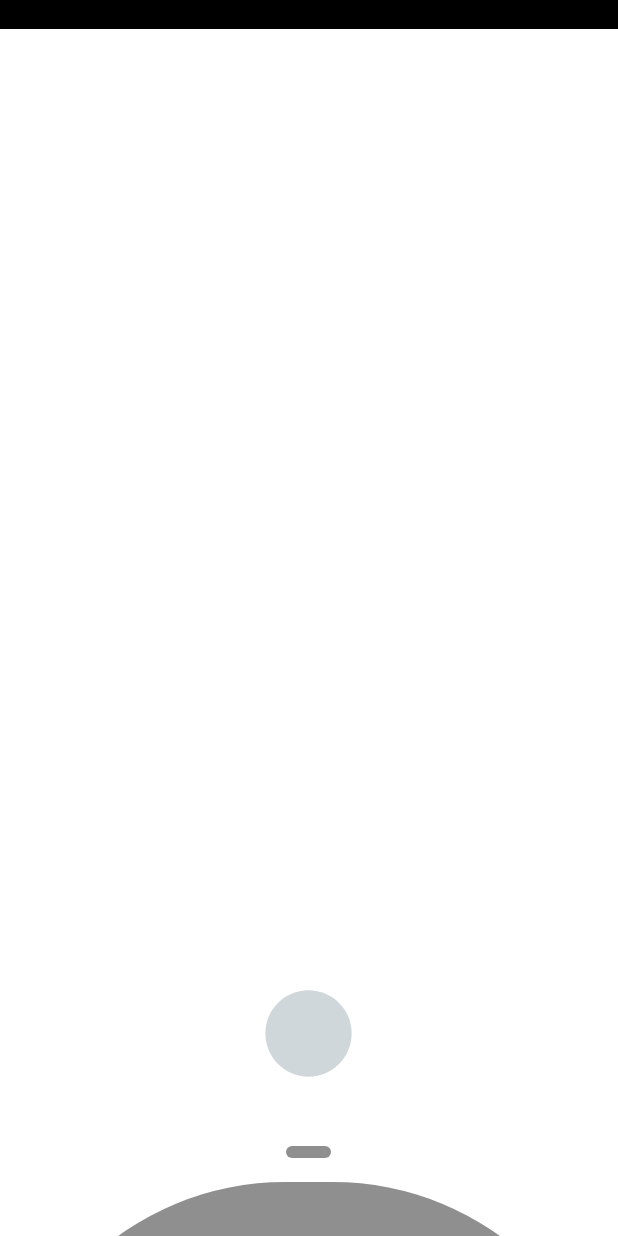
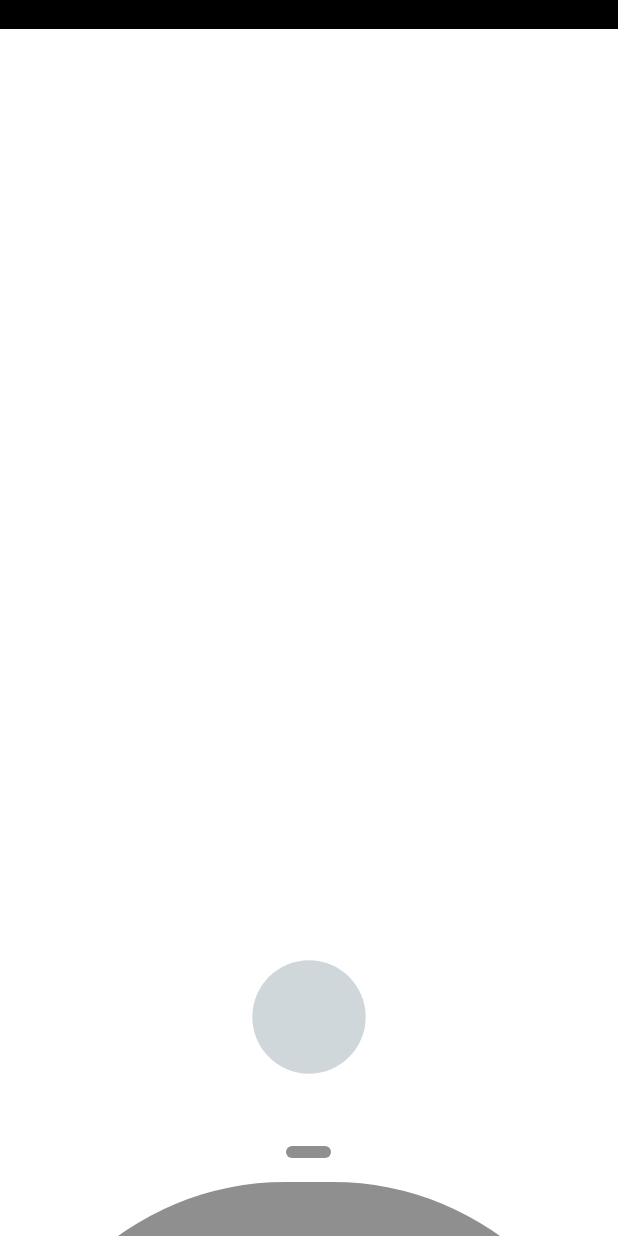
Before and after one commit to bileldeb/MVP-Camera, an Android app: the screen it shows after launch (MainActivity), on a phone screen of 412 x 824 dp. Run offline under Robolectric (Android 15) with nearby library versions, the phone set to English and light mode, and no system bars; libraries missing offline, so code that uses them is left out: androidx.camera.core, androidx.camera.lifecycle, jp.co.cyberagent; plain views replace GPUImageView; 6 statements that could not run were skipped.

```diff
--- a/app/build.gradle
+++ b/app/build.gradle
@@ -55,5 +55,4 @@ dependencies {
     //blurview
     implementation 'com.eightbitlab:blurview:1.6.6'
 
-
 }
--- a/app/src/main/res/drawable/ic_shutter_focused.xml
+++ b/app/src/main/res/drawable/ic_shutter_focused.xml
@@ -22,7 +22,7 @@
     <path android:fillColor="#FFFFFF" android:fillType="evenOdd"
         android:pathData="M73.1,37C73.1,17.0637 56.9373,0.9 37,0.9C17.0627,0.9 0.9,17.0637 0.9,37C0.9,56.9373 17.0627,73.1 37,73.1C56.9373,73.1 73.1,56.9373 73.1,37"
         android:strokeColor="#00000000" android:strokeWidth="1"/>
-    <path android:fillColor="#D12B2B" android:fillType="evenOdd"
+    <path android:fillColor="#58A0C4" android:fillType="evenOdd"
         android:pathData="M67.4,37C67.4,53.7895 53.7895,67.4 37,67.4C20.2105,67.4 6.6,53.7895 6.6,37C6.6,20.2105 20.2105,6.6 37,6.6C53.7895,6.6 67.4,20.2105 67.4,37"
         android:strokeColor="#00000000" android:strokeWidth="1"/>
 </vector>
--- a/app/src/main/res/layout/activity_camera.xml
+++ b/app/src/main/res/layout/activity_camera.xml
@@ -39,8 +39,8 @@
 
         <ImageButton
             android:id="@+id/camera_capture_button"
-            android:layout_width="70dp"
-            android:layout_height="70dp"
+            android:layout_width="@dimen/round_button_large"
+            android:layout_height="@dimen/round_button_large"
             android:layout_centerHorizontal="true"
             android:layout_gravity="center_horizontal"
             android:layout_marginBottom="0dp"
@@ -53,7 +53,6 @@
             android:layout_marginTop="700dp"
             app:layout_dodgeInsetEdges="bottom"
             />
-
 
             <LinearLayout
                 android:layout_width="match_parent"
@@ -92,14 +91,14 @@
 
                 <ImageButton
                     android:id="@+id/previewRecording"
-                    android:layout_width="70dp"
-                    android:layout_height="70dp"
+                    android:layout_width="80dp"
+                    android:layout_height="80dp"
                     android:layout_alignParentLeft="true"
-                    android:layout_marginLeft="50dp"
-                    android:layout_marginTop="120dp"
+                    android:layout_marginLeft="40dp"
+                    android:layout_marginTop="100dp"
                     android:background="@drawable/rounded_button"
-                    android:src="@drawable/play"
-                    app:backgroundTint="@null" />
+                    app:backgroundTint="@null"
+                    android:src="@drawable/play"/>
 
 
                 <TextView
@@ -122,7 +121,7 @@
                     android:layout_marginTop="4dp"
                     android:value="0"
                     android:valueFrom="0"
-                    android:valueTo="0.4" />
+                    android:valueTo="0.3" />
 
 
                 <TextView
@@ -147,15 +146,16 @@
                     android:valueTo="0.3" />
 
                 <ImageButton
+                    android:layout_width="80dp"
+                    android:layout_height="80dp"
                     android:id="@+id/COLORpicker"
-                    android:layout_width="70dp"
-                    android:layout_height="70dp"
+                    android:background="@drawable/rounded_button"
                     android:layout_alignParentRight="true"
-                    android:layout_marginTop="120dp"
-                    android:layout_marginRight="50dp"
-                    android:background="@drawable/rounded_button"
+                    android:layout_marginTop="100dp"
+                    android:layout_marginRight="40dp"
+                    app:backgroundTint="@null"
                     android:src="@drawable/eyedropper"
-                    app:backgroundTint="@null" />
+                    />
 
 
 
--- a/build.gradle
+++ b/build.gradle
@@ -10,6 +10,7 @@ buildscript {
 
     dependencies {
         classpath 'com.android.tools.build:gradle:7.0.3'
+
         // NOTE: Do not place your application dependencies here; they belong
         // in the individual module build.gradle files
     }
```
Also changed, not shown: app/src/main/res/drawable/play.png.
